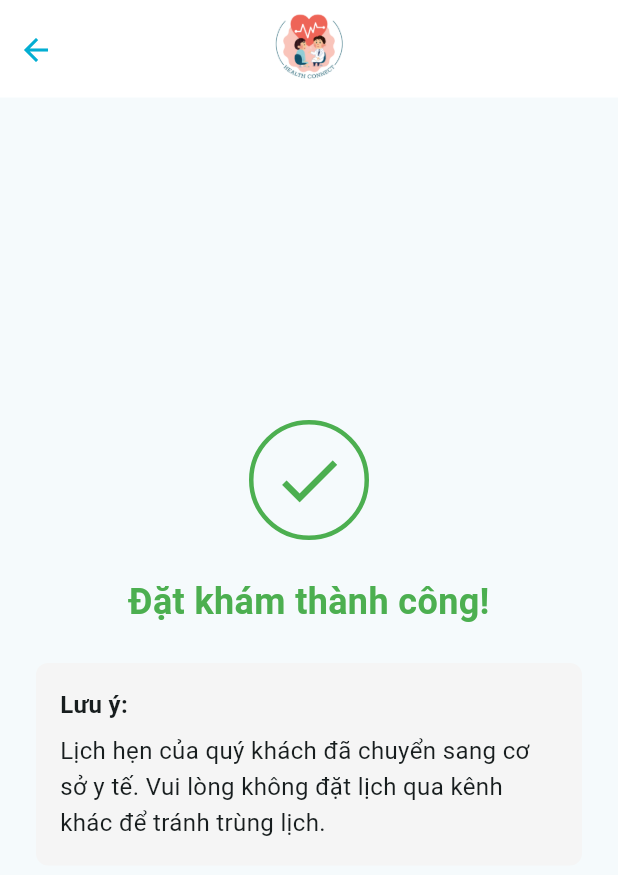
After one commit to Mixture-Tech/Doctor-Appointment, a Flutter app: the BookingSuccessScreen screen opened directly, on a phone screen of 412 x 824 dp. The commit adds this screen. Shown: the top 875 px of the screen. Run offline on Flutter 3.47's test engine with Material 3 defaults, Android fonts, the light colour scheme and no system bars; our stand-ins replace flutter_dotenv; network calls fail.

Commit message:
feat: Booking success screen

```diff
--- a/app/lib/main.dart
+++ b/app/lib/main.dart
@@ -1,6 +1,7 @@
 import 'package:app/styles/colors.dart';
 import 'package:app/ui/screens/AppointmentScreen.dart';
 import 'package:app/ui/screens/AppointmentDetailScreen.dart';
+import 'package:app/ui/screens/BookingSuccessScreen.dart';
 import 'package:app/ui/screens/HomeScreen.dart';
 import 'package:app/ui/screens/LoginScreen.dart';
 import 'package:app/ui/screens/MainScreen.dart';
--- a/app/lib/ui/screens/AppointmentScreen.dart
+++ b/app/lib/ui/screens/AppointmentScreen.dart
@@ -87,7 +87,7 @@ class _AppointmentScreenState extends State<AppointmentScreen> {
                           height: MediaQuery.of(context).size.height * 0.45,
                           decoration: const BoxDecoration(
                             image: DecorationImage(
-                              image: AssetImage("assets/images/Doctor.png"),
+                              image: AssetImage("assets/images/bs2.jpg"),
                               fit: BoxFit.cover,
                             ),
                           ),
--- /dev/null
+++ b/app/lib/ui/screens/BookingSuccessScreen.dart
@@ -0,0 +1,104 @@
+import 'package:flutter/material.dart';
+import 'package:flutter/cupertino.dart';
+import 'package:app/ui/screens/HomeScreen.dart';
+import 'package:app/ui/widgets/HeaderWidget.dart';
+import 'package:app/styles/colors.dart';
+
+class BookingSuccessScreen extends StatelessWidget {
+  const BookingSuccessScreen({super.key});
+
+  @override
+  Widget build(BuildContext context) {
+    return SafeArea(
+      child: Scaffold(
+        body: Column(
+          children: <Widget>[
+            SizedBox(
+              height: 65,
+              child: HeaderWidget(
+                isHomeScreen: false,
+                onIconPressed: () {
+                  Navigator.of(context).pushAndRemoveUntil(
+                    CupertinoPageRoute(
+                      builder: (context) => const HomeScreen(),
+                    ),
+                    (route) => false,
+                  );
+                },
+              ),
+            ),
+            Expanded(
+              child: Padding(
+                padding: const EdgeInsets.symmetric(horizontal: 24, vertical: 15),
+                child: Column(
+                  mainAxisAlignment: MainAxisAlignment.center,
+                  children: [
+                    // Success Icon
+                    Container(
+                      width: 80,
+                      height: 80,
+                      decoration: BoxDecoration(
+                        shape: BoxShape.circle,
+                        border: Border.all(
+                          color: Colors.green,
+                          width: 3,
+                        ),
+                      ),
+                      child: const Icon(
+                        Icons.check,
+                        color: Colors.green,
+                        size: 50,
+                      ),
+                    ),
+                    const SizedBox(height: 24),
+
+                    // Success Message
+                    const Text(
+                      'Đặt khám thành công!',
+                      style: TextStyle(
+                        fontSize: 24,
+                        fontWeight: FontWeight.bold,
+                        color: Colors.green,
+                      ),
+                    ),
+                    const SizedBox(height: 24),
+
+                    // Notice Container
+                    Container(
+                      padding: const EdgeInsets.all(16),
+                      decoration: BoxDecoration(
+                        color: Colors.grey[100],
+                        borderRadius: BorderRadius.circular(8),
+                      ),
+                      child: const Column(
+                        crossAxisAlignment: CrossAxisAlignment.start,
+                        children: [
+                          Text(
+                            'Lưu ý:',
+                            style: TextStyle(
+                              fontSize: 16,
+                              fontWeight: FontWeight.bold,
+                            ),
+                          ),
+                          SizedBox(height: 8),
+                          Text(
+                            'Lịch hẹn của quý khách đã chuyển sang cơ sở y tế. Vui lòng không đặt lịch qua kênh khác để tránh trùng lịch.',
+                            style: TextStyle(
+                              fontSize: 16,
+                              height: 1.5,
+                            ),
+                          ),
+                        ],
+                      ),
+                    ),
+                    const SizedBox(height: 32),
+                  ],
+                ),
+              ),
+            ),
+          ],
+        ),
+      ),
+    );
+  }
+}
```
Also changed, not shown: app/lib/ui/screens/AppointmentDetailScreen.dart (+9 -1 lines), app/lib/ui/screens/MainScreen.dart (+81 -11 lines).
